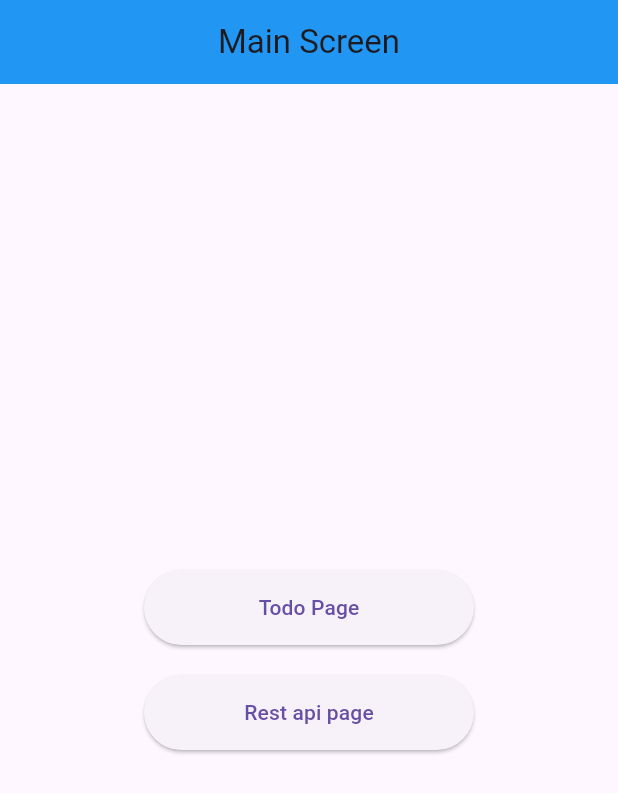
After one commit to klernkamel/todo_repo, a Flutter app: the screen it shows after launch, on a phone screen of 412 x 824 dp. The commit adds this screen. Shown: the top 793 px of the screen. Run offline on Flutter 3.47's test engine with Material 3 defaults, Android fonts, the phone set to English and light mode, and no system bars.

Commit message:
add a clean architecture for project

```diff
--- /dev/null
+++ b/lib/application.dart
@@ -0,0 +1,16 @@
+import 'package:flutter/material.dart';
+import 'package:test_app/feature/presentation/main_screen/main_screen_page.dart';
+
+
+class Application extends StatelessWidget {
+  const Application({super.key});
+
+  @override
+  Widget build(BuildContext context) {
+    return MaterialApp(
+      title: 'Todo app',
+      theme: ThemeData(primaryColor: Colors.blue),
+      home: MainScreenPage(),
+    );
+  }
+}
--- /dev/null
+++ b/lib/feature/data/dto/todos/todo_item.dart
@@ -0,0 +1,6 @@
+class TodoItem {
+  final String title;
+  bool done;
+
+  TodoItem({required this.title, this.done = false});
+}
--- /dev/null
+++ b/lib/feature/presentation/main_screen/main_screen_page.dart
@@ -0,0 +1,45 @@
+import 'package:flutter/material.dart';
+import 'package:test_app/feature/presentation/todos/todo_page.dart';
+
+class MainScreenPage extends StatelessWidget {
+  const MainScreenPage({super.key});
+
+  @override
+  Widget build(BuildContext context) {
+    return Scaffold(
+      appBar: AppBar(
+        title: Text('Main Screen'),
+        backgroundColor: Colors.blue,
+        centerTitle: true,
+      ),
+      body: Column(
+        mainAxisAlignment: MainAxisAlignment.center,
+        crossAxisAlignment: CrossAxisAlignment.center,
+        children: [
+          Row(),
+          SizedBox(
+            width: 220,
+            height: 50,
+            child: ElevatedButton(
+              onPressed: () {
+                Navigator.of(
+                  context,
+                ).push(MaterialPageRoute(builder: (_) => TodoPage()));
+              },
+              child: Text('Todo Page'),
+            ),
+          ),
+          SizedBox(height: 20),
+          SizedBox(
+            width: 220,
+            height: 50,
+            child: ElevatedButton(
+              onPressed: () {},
+              child: Text('Rest api page'),
+            ),
+          ),
+        ],
+      ),
+    );
+  }
+}
```
Also changed, not shown: lib/feature/presentation/todos/todo_page.dart (added, +104 -0 lines), lib/feature/presentation/todos/widgets/card/todo_card.dart (added, +41 -0 lines), lib/feature/presentation/todos/widgets/dialogs/create_todo_dioalog.dart (added, +36 -0 lines), lib/main.dart (+3 -159 lines), 1 other file.
